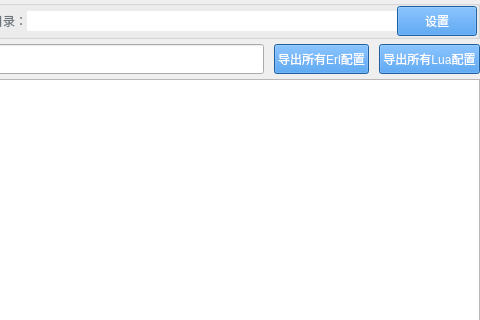
Before: the Qt Designer form python/GenConfigTool2/tab_conf.ui in dizengrong/dzr_code_2017, drawn with Qt 5; both pictures show x 605 to 1085 and y 0 to 320 of the 1085 by 602 pixel window.
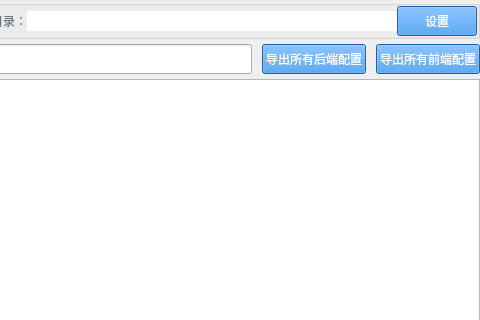
After: the same form once the commit is applied.

Commit message: 【开发】提交新版配置导出工具

```diff
--- a/python/GenConfigTool2/tab_conf.ui
+++ b/python/GenConfigTool2/tab_conf.ui
@@ -310,7 +310,7 @@
 color: rgb(255, 255, 255);</string>
        </property>
        <property name="text">
-        <string>导出所有Erl配置</string>
+        <string>导出所有后端配置</string>
        </property>
       </widget>
      </item>
@@ -327,7 +327,7 @@
 color: rgb(255, 255, 255);</string>
        </property>
        <property name="text">
-        <string>导出所有Lua配置</string>
+        <string>导出所有前端配置</string>
        </property>
       </widget>
      </item>
```
The commit also changes 12 other files.
